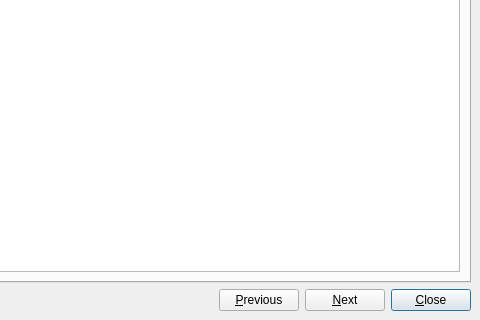
Qt form mainwindow.ui (MX-Linux/mx-tour) before a commit; both pictures show x 194 to 674 and y 333 to 653 of the 674 by 653 pixel window.
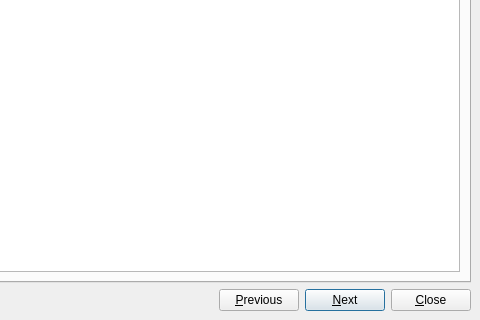
The same form after that commit. The open tabs and pages were chosen to show the change. Icons and pictures are not drawn. Custom widgets are drawn as their Qt base class.

Commit message: adjust focus policy

What changed in the file:
```diff
--- a/mainwindow.ui
+++ b/mainwindow.ui
@@ -145,7 +145,7 @@
         <bool>true</bool>
        </property>
        <property name="default">
-        <bool>true</bool>
+        <bool>false</bool>
        </property>
       </widget>
      </item>
@@ -157,6 +157,9 @@
        <property name="shortcut">
         <string>Alt+N</string>
        </property>
+       <property name="default">
+        <bool>true</bool>
+       </property>
       </widget>
      </item>
     </layout>
```
Left out of the diff: 79 changed lines with no effect on the pictures. The commit also changes 2 other files.
